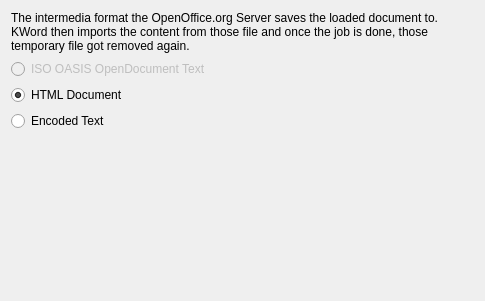
This is words/plugins/scripting/scripts/ooimport.ui in KDE/calligra as Qt 5 draws it before an edit. The edited form follows.
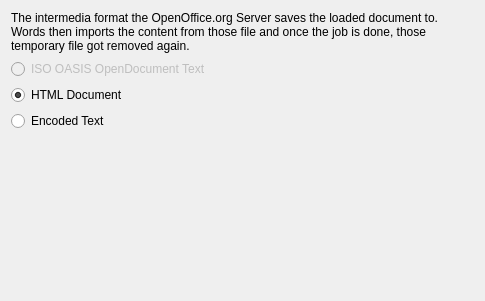
This is the edited form.

Commit message:
renaming: rename all occurrences of kword with words
In any capitialization whatsoever, everywhere, except in the doc directory.

Diff of the .ui file:
```diff
--- a/words/plugins/scripting/scripts/ooimport.ui
+++ b/words/plugins/scripting/scripts/ooimport.ui
@@ -15,7 +15,7 @@
      <item>
       <widget class="QLabel" name="label_3" >
        <property name="text" >
-        <string>The intermedia format the OpenOffice.org Server saves the loaded document to. KWord then imports the content from those file and once the job is done, those temporary file got removed again.</string>
+        <string>The intermedia format the OpenOffice.org Server saves the loaded document to. Words then imports the content from those file and once the job is done, those temporary file got removed again.</string>
        </property>
        <property name="wordWrap" >
         <bool>true</bool>
```
The commit also changes 546 other files.
